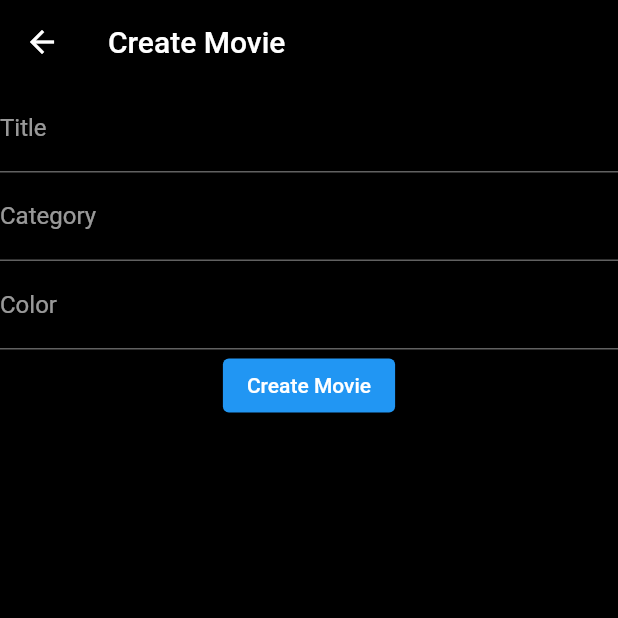
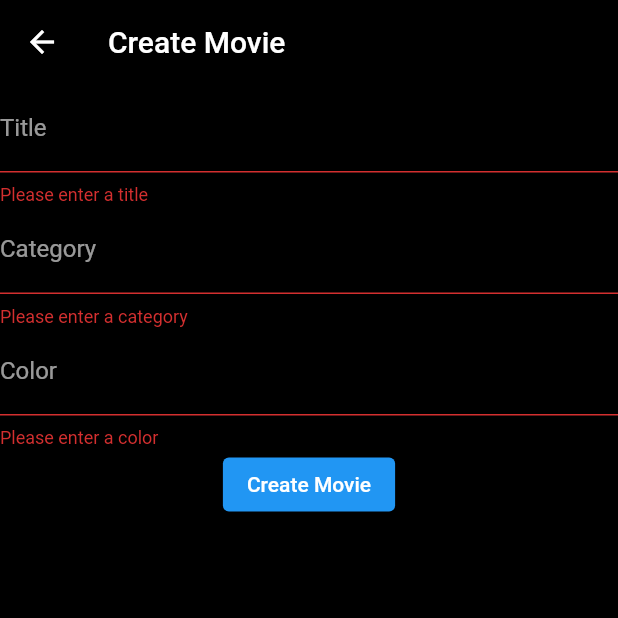
Before and after one commit to Johjoh-6/flutter_movie, a Flutter app: the formMovie screen opened directly, after a tap on "Create Movie", on a phone screen of 412 x 824 dp, the top half of it. Run offline on Flutter 3.47's test engine with Material 2 defaults, Android fonts, the phone set to English and light mode, and no system bars; our stand-ins replace pocketbase; missing offline and left inert: app_bar_with_search_switch.

Commit message:
🐛 fix the form

```diff
--- a/lib/movie/form_movie.dart
+++ b/lib/movie/form_movie.dart
@@ -31,12 +31,20 @@ class _formMovieState extends State<formMovie> {
         title: const Text('Create Movie'),
       ),
       body: Form(
+        key: _formKey,
         child: Column(
           children: [
             TextFormField(
-              decoration: InputDecoration(
+              decoration: const InputDecoration(
                 labelText: 'Title',
               ),
+              validator: (value) {
+                if (value?.isEmpty ?? true) {
+                  return 'Please enter a title';
+                }
+                return null;
+              },
+              onSaved: (value) => _title = value!,
             ),
             // DropdownButton<String>(
             //   value: _selectedCategoryId,
@@ -53,9 +61,16 @@ class _formMovieState extends State<formMovie> {
             //   },
             // ),
             TextFormField(
-              decoration: InputDecoration(
+              decoration: const InputDecoration(
                 labelText: 'Category',
               ),
+              validator: (value) {
+                if (value?.isEmpty ?? true) {
+                  return 'Please enter a category';
+                }
+                return null;
+              },
+              onSaved: (value) => _category = value!,
             ),
             // TextFormField(
             //   decoration: InputDecoration(
@@ -64,13 +79,27 @@ class _formMovieState extends State<formMovie> {
             // ),
             TextFormField(
               // keyboardType: ,
-              decoration: InputDecoration(
+              decoration: const InputDecoration(
                 labelText: 'Color',
               ),
+              validator: (value) {
+                if (value?.isEmpty ?? true) {
+                  return 'Please enter a color';
+                }
+                return null;
+              },
+              onSaved: (value) => _color = value!,
             ),
             ElevatedButton(
                 onPressed: () {
-                  createMovie(_title, _color, [_category]);
+                  if (_formKey.currentState?.validate() ?? true) {
+                    _formKey.currentState?.save();
+                    print(_title);
+                    print(_category);
+                    print(_color);
+                    createMovie(
+                        title: _title, color: _color, category: _category);
+                  }
                 },
                 child: const Text('Create Movie'))
           ],
@@ -80,15 +109,20 @@ class _formMovieState extends State<formMovie> {
   }
 }
 
-createMovie(String title, String color, List<String> category) async {
+createMovie(
+    {required String title,
+    required String color,
+    required String category}) async {
   final pb = PocketBase('http://127.0.0.1:8090');
-
+  print('Creating movie');
+  print(category);
+  List<String> cat = [];
+  cat.add(category);
+  print(cat);
   // example create body
-  final record = await pb.collection('movies').create(body: {
-    "category": [category],
-    "title": title,
-    "color": color
-  }
+  final record = await pb
+      .collection('movies')
+      .create(body: {'category': cat, 'title': title, 'color': color}
           // , files: [
           //   http.MultipartFile.fromString(
           //     'document',
@@ -97,5 +131,5 @@ createMovie(String title, String color, List<String> category) async {
           //   ),
           // ]
           );
-  return record;
+  print(record);
 }
```
Lines whose indentation alone changed are shown as unchanged.
